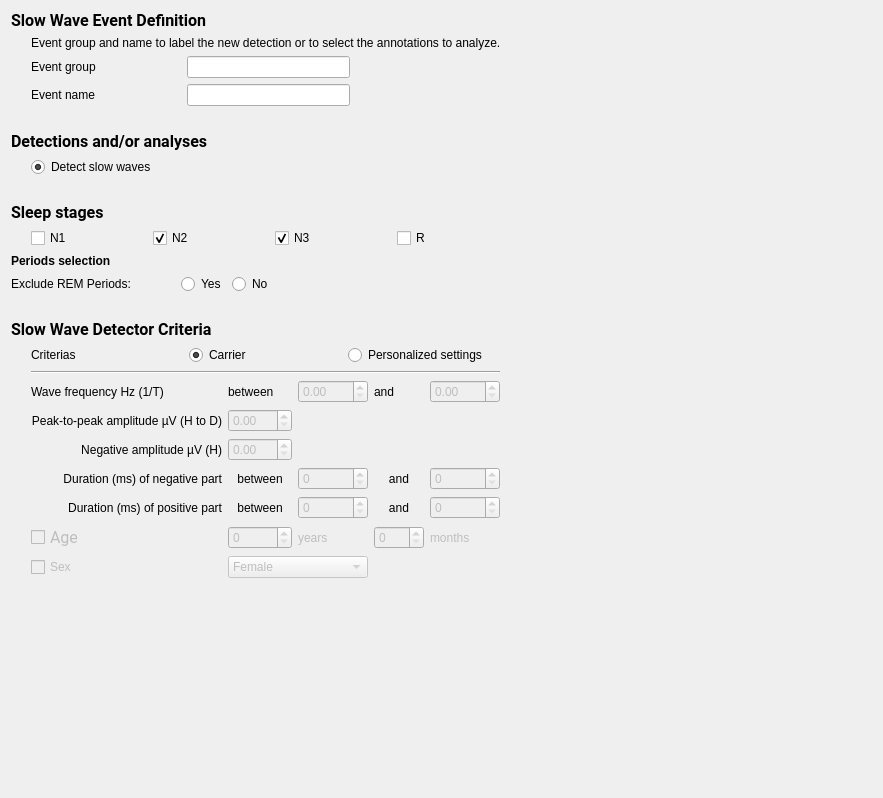
Before: the Qt Designer form tools/CEAMSTools/SlowWaveDetection/SSWDCriterias/Ui_SSWDCriterias.ui in SnoozToolbox/snooz-package-ceams, drawn with Qt 5.
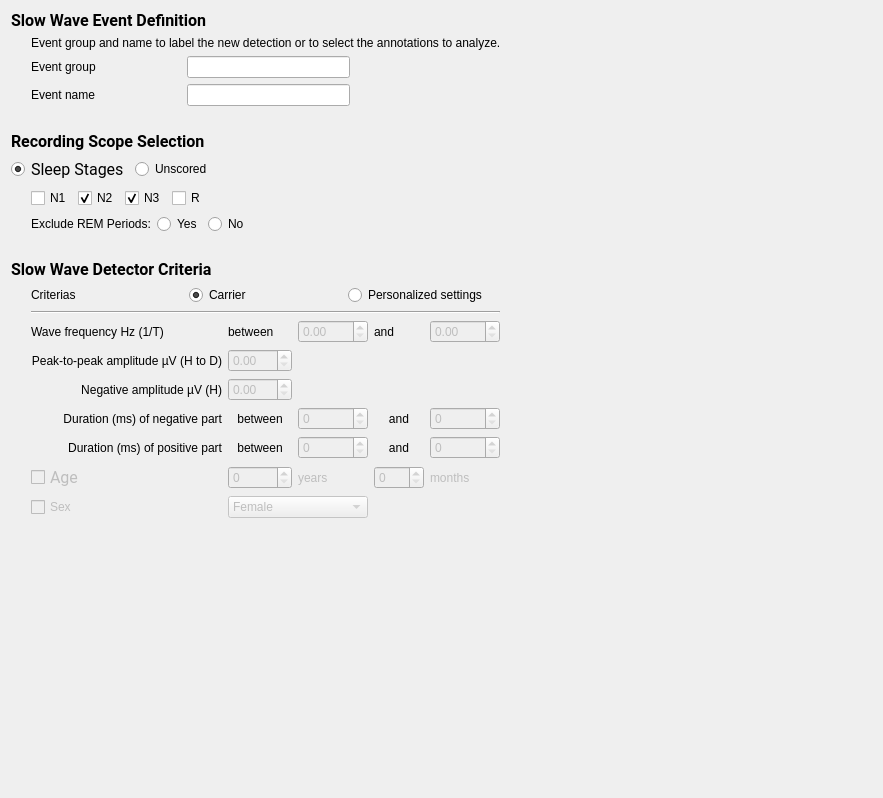
After: the same form once the commit is applied.

Commit message: Slow-wave detection can now be performed on unscored PSG recordings.

```diff
--- a/tools/CEAMSTools/SlowWaveDetection/SSWDCriterias/Ui_SSWDCriterias.ui
+++ b/tools/CEAMSTools/SlowWaveDetection/SSWDCriterias/Ui_SSWDCriterias.ui
@@ -155,81 +155,6 @@
          </property>
         </spacer>
        </item>
-       <item>
-        <layout class="QVBoxLayout" name="verticalLayout_6">
-         <item>
-          <widget class="QLabel" name="label_17">
-           <property name="font">
-            <font>
-             <family>Roboto</family>
-             <pointsize>12</pointsize>
-             <italic>false</italic>
-             <bold>false</bold>
-            </font>
-           </property>
-           <property name="text">
-            <string>&lt;html&gt;&lt;head/&gt;&lt;body&gt;&lt;p&gt;&lt;span style=&quot; font-weight:600;&quot;&gt;Detections and/or analyses&lt;/span&gt;&lt;/p&gt;&lt;/body&gt;&lt;/html&gt;</string>
-           </property>
-          </widget>
-         </item>
-         <item>
-          <layout class="QHBoxLayout" name="horizontalLayout_4">
-           <item>
-            <spacer name="horizontalSpacer_6">
-             <property name="orientation">
-              <enum>Qt::Orientation::Horizontal</enum>
-             </property>
-             <property name="sizeType">
-              <enum>QSizePolicy::Policy::Fixed</enum>
-             </property>
-             <property name="sizeHint" stdset="0">
-              <size>
-               <width>20</width>
-               <height>20</height>
-              </size>
-             </property>
-            </spacer>
-           </item>
-           <item>
-            <layout class="QVBoxLayout" name="verticalLayout">
-             <item>
-              <widget class="QRadioButton" name="radioButton_det">
-               <property name="enabled">
-                <bool>true</bool>
-               </property>
-               <property name="text">
-                <string>Detect slow waves</string>
-               </property>
-               <property name="checked">
-                <bool>true</bool>
-               </property>
-               <attribute name="buttonGroup">
-                <string notr="true">buttonGroup</string>
-               </attribute>
-              </widget>
-             </item>
-            </layout>
-           </item>
-          </layout>
-         </item>
-        </layout>
-       </item>
-       <item>
-        <spacer name="verticalSpacer_4">
-         <property name="orientation">
-          <enum>Qt::Orientation::Vertical</enum>
-         </property>
-         <property name="sizeType">
-          <enum>QSizePolicy::Policy::Fixed</enum>
-         </property>
-         <property name="sizeHint" stdset="0">
-          <size>
-           <width>20</width>
-           <height>20</height>
-          </size>
-         </property>
-        </spacer>
-       </item>
        <item>
         <layout class="QVBoxLayout" name="verticalLayout_4">
          <item>
@@ -243,13 +168,68 @@
             </font>
            </property>
            <property name="text">
-            <string>&lt;html&gt;&lt;head/&gt;&lt;body&gt;&lt;p&gt;&lt;span style=&quot; font-weight:600;&quot;&gt;Sleep stages&lt;/span&gt;&lt;/p&gt;&lt;/body&gt;&lt;/html&gt;</string>
+            <string>&lt;html&gt;&lt;head/&gt;&lt;body&gt;&lt;p&gt;&lt;span style=&quot; font-weight:600;&quot;&gt;Recording Scope Selection&lt;/span&gt;&lt;/p&gt;&lt;/body&gt;&lt;/html&gt;</string>
            </property>
           </widget>
          </item>
          <item>
           <layout class="QHBoxLayout" name="horizontalLayout_2">
            <item>
+            <layout class="QVBoxLayout" name="verticalLayout_stage_mode">
+             <item>
+              <layout class="QHBoxLayout" name="horizontalLayout_mode_selection">
+               <item>
+                <widget class="QRadioButton" name="radioButton_sleep_stages">
+                 <property name="font">
+                  <font>
+                   <family>Roboto</family>
+                   <pointsize>12</pointsize>
+                   <italic>false</italic>
+                   <bold>false</bold>
+                  </font>
+                 </property>
+                 <property name="text">
+                  <string>Sleep Stages</string>
+                 </property>
+                 <property name="checked">
+                  <bool>true</bool>
+                 </property>
+                 <attribute name="buttonGroup">
+                  <string notr="true">buttonGroup_stage_mode</string>
+                 </attribute>
+                </widget>
+               </item>
+               <item>
+                <widget class="QRadioButton" name="radioButton_unscored_mode">
+                 <property name="text">
+                  <string>Unscored</string>
+                 </property>
+                 <attribute name="buttonGroup">
+                  <string notr="true">buttonGroup_stage_mode</string>
+                 </attribute>
+                </widget>
+               </item>
+               <item>
+                <spacer name="horizontalSpacer_mode_end">
+                 <property name="orientation">
+                  <enum>Qt::Orientation::Horizontal</enum>
+                 </property>
+                 <property name="sizeType">
+                  <enum>QSizePolicy::Policy::Expanding</enum>
+                 </property>
+                 <property name="sizeHint" stdset="0">
+                  <size>
+                   <width>40</width>
+                   <height>20</height>
+                  </size>
+                 </property>
+                </spacer>
+               </item>
+              </layout>
+             </item>
+             <item>
+              <layout class="QHBoxLayout" name="horizontalLayout_stage_checkboxes">
+               <item>
             <spacer name="horizontalSpacer_5">
              <property name="orientation">
               <enum>Qt::Orientation::Horizontal</enum>
@@ -299,21 +279,50 @@
              </property>
             </widget>
            </item>
-          </layout>
-         </item>
          <item>
-          <widget class="QLabel" name="label_20">
-           <property name="text">
-            <string>&lt;html&gt;&lt;head/&gt;&lt;body&gt;&lt;p&gt;&lt;span style=&quot; font-weight:700;&quot;&gt;Periods selection&lt;/span&gt;&lt;/p&gt;&lt;/body&gt;&lt;/html&gt;</string>
-           </property>
-          </widget>
+                <spacer name="horizontalSpacer_stages_end">
+                 <property name="orientation">
+                  <enum>Qt::Orientation::Horizontal</enum>
+                 </property>
+                 <property name="sizeType">
+                  <enum>QSizePolicy::Policy::Expanding</enum>
+                 </property>
+                 <property name="sizeHint" stdset="0">
+                  <size>
+                   <width>40</width>
+                   <height>20</height>
+                  </size>
+                 </property>
+                </spacer>
+               </item>
+              </layout>
+             </item>
+            </layout>
+           </item>
+          </layout>
          </item>
          <item>
           <layout class="QHBoxLayout" name="horizontalLayout_12">
+           <item>
+            <spacer name="horizontalSpacer_6">
+             <property name="orientation">
+              <enum>Qt::Orientation::Horizontal</enum>
+             </property>
+             <property name="sizeType">
+              <enum>QSizePolicy::Policy::Fixed</enum>
+             </property>
+             <property name="sizeHint" stdset="0">
+              <size>
+               <width>20</width>
+               <height>20</height>
+              </size>
+             </property>
+            </spacer>
+           </item>
            <item>
             <widget class="QLabel" name="label_21">
              <property name="text">
-              <string>Exclude REM Periods:             </string>
+              <string>Exclude REM Periods:</string>
              </property>
             </widget>
            </item>
```
Left out of the diff: 18 changed lines with no effect on the pictures. Lines whose indentation alone changed are shown as unchanged. The commit also changes 8 other files.
